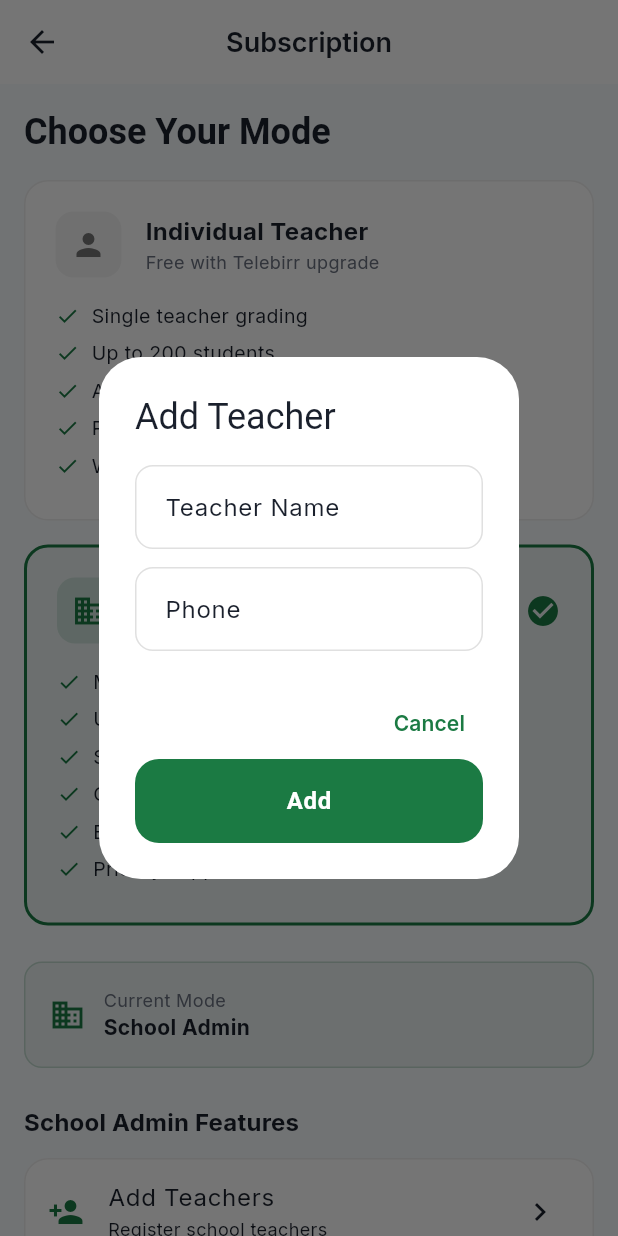
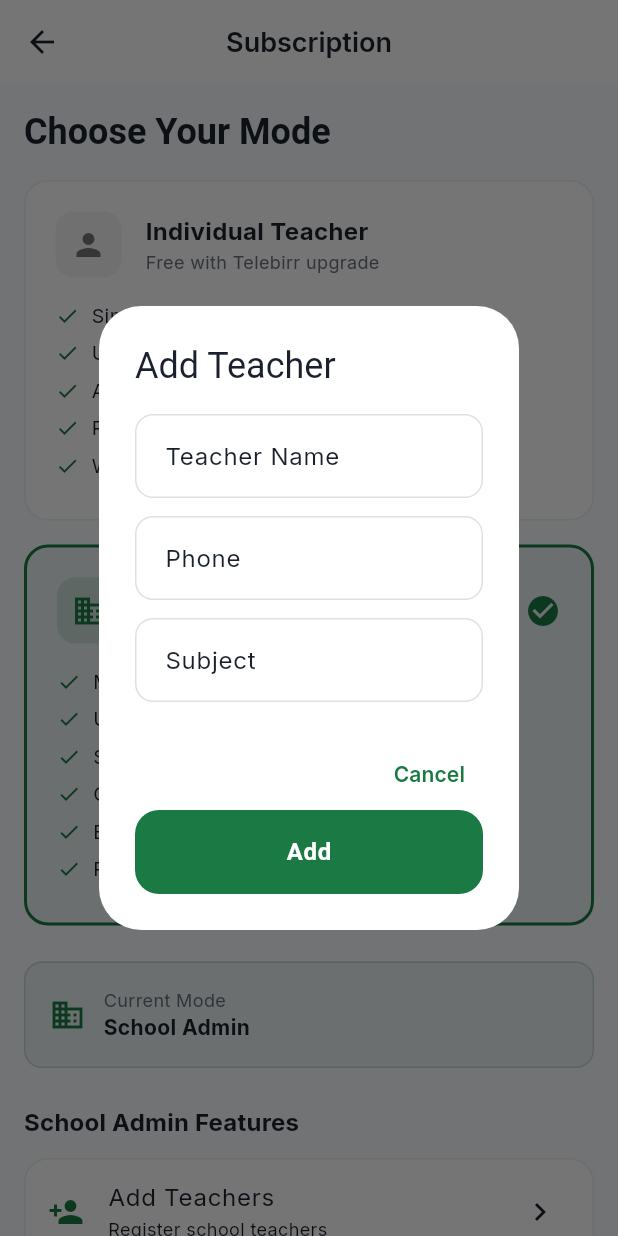
Before and after one commit to Mayademe1020/ethiograde, a Flutter app: the SubscriptionScreen screen opened by its route, after a tap on "School Admin", after a tap on "Add Teachers", on a phone screen of 412 x 824 dp. Run offline on Flutter 3.47's test engine with Material 3 defaults, Android fonts, the phone set to English and light mode, and no system bars; our stand-ins replace camera, file_picker, fl_chart, flutter_secure_storage, flutter_tts, google_fonts and 8 more; missing offline and left inert: excel, google_mlkit_text_recognition, record; accounts and stored records are empty.

Commit message:
[Data] Wire teacher management to Hive persistence (F15)
Teacher model + TeacherProvider with full CRUD, validation, and
bilingual UI. Replaces the TODO stub in SubscriptionScreen with
real add/list/delete flow backed by encrypted Hive storage.

- Teacher model: id, name, nameAmharic, phone, email, subject,
  isActive, createdAt, metadata
- TeacherProvider: Hive CRUD, Result type, search, toggle active
- ValidationService.validateTeacher(): name/phone/email checks
- New 'teachers' encrypted Hive box in main.dart
- SubscriptionScreen: real dialog + teacher list with delete
- 7 model tests + 12 validation tests added
- All strings bilingual (Amharic/English)

Refs: F15

```diff
--- a/lib/config/constants.dart
+++ b/lib/config/constants.dart
@@ -10,6 +10,7 @@ class AppConstants {
   static const String studentsBox = 'students';
   static const String assessmentsBox = 'assessments';
   static const String scanResultsBox = 'scan_results';
+  static const String teachersBox = 'teachers';
   static const String metadataBox = 'metadata';
 
   // Shared Pref Keys
--- /dev/null
+++ b/lib/models/teacher.dart
@@ -0,0 +1,80 @@
+import 'package:uuid/uuid.dart';
+
+/// A school teacher record, used in School Admin mode.
+///
+/// Persisted in the encrypted `teachers` Hive box.
+class Teacher {
+  final String id;
+  final String name;
+  final String nameAmharic;
+  final String phone;
+  final String email;
+  final String subject; // e.g. 'Math', 'English'
+  final bool isActive;
+  final DateTime createdAt;
+  final Map<String, dynamic> metadata;
+
+  Teacher({
+    String? id,
+    required this.name,
+    this.nameAmharic = '',
+    this.phone = '',
+    this.email = '',
+    this.subject = '',
+    this.isActive = true,
+    DateTime? createdAt,
+    this.metadata = const {},
+  })  : id = id ?? const Uuid().v4(),
+        createdAt = createdAt ?? DateTime.now();
+
+  String getDisplayName(String locale) {
+    if (locale == 'am' && nameAmharic.trim().isNotEmpty) {
+      return nameAmharic;
+    }
+    return name;
+  }
+
+  Map<String, dynamic> toMap() => {
+        'id': id,
+        'name': name,
+        'nameAmharic': nameAmharic,
+        'phone': phone,
+        'email': email,
+        'subject': subject,
+        'isActive': isActive,
+        'createdAt': createdAt.toIso8601String(),
+        'metadata': metadata,
+      };
+
+  factory Teacher.fromMap(Map<String, dynamic> map) => Teacher(
+        id: map['id'] ?? '',
+        name: map['name'] ?? '',
+        nameAmharic: map['nameAmharic'] ?? '',
+        phone: map['phone'] ?? '',
+        email: map['email'] ?? '',
+        subject: map['subject'] ?? '',
+        isActive: map['isActive'] ?? true,
+        createdAt: DateTime.tryParse(map['createdAt'] ?? '') ?? DateTime.now(),
+        metadata: Map<String, dynamic>.from(map['metadata'] ?? {}),
+      );
+
+  Teacher copyWith({
+    String? name,
+    String? nameAmharic,
+    String? phone,
+    String? email,
+    String? subject,
+    bool? isActive,
+  }) =>
+      Teacher(
+        id: id,
+        name: name ?? this.name,
+        nameAmharic: nameAmharic ?? this.nameAmharic,
+        phone: phone ?? this.phone,
+        email: email ?? this.email,
+        subject: subject ?? this.subject,
+        isActive: isActive ?? this.isActive,
+        createdAt: createdAt,
+        metadata: metadata,
+      );
+}
--- a/lib/screens/subscription/subscription_screen.dart
+++ b/lib/screens/subscription/subscription_screen.dart
@@ -3,6 +3,8 @@ import 'package:provider/provider.dart';
 import '../../config/theme.dart';
 import '../../services/locale_provider.dart';
 import '../../services/settings_provider.dart';
+import '../../services/teacher_provider.dart';
+import '../../models/teacher.dart';
 
 class SubscriptionScreen extends StatelessWidget {
   const SubscriptionScreen({super.key});
@@ -162,6 +164,10 @@ class SubscriptionScreen extends StatelessWidget {
                 subtitle: isAm ? 'በቴሌብር ይክፈሉ' : 'Pay with Telebirr',
                 onTap: () => _showPaymentInfo(context, isAm),
               ),
+
+              // Teacher list
+              const SizedBox(height: 16),
+              _TeacherListSection(isAm: isAm),
             ],
 
             // Individual features
@@ -191,12 +197,14 @@ class SubscriptionScreen extends StatelessWidget {
   void _showAddTeacherDialog(BuildContext context, bool isAm) {
     final nameCtrl = TextEditingController();
     final phoneCtrl = TextEditingController();
+    final subjectCtrl = TextEditingController();
 
     showDialog(
       context: context,
       builder: (c) => AlertDialog(
         title: Text(isAm ? 'መምህር ጨምር' : 'Add Teacher'),
-        content: Column(
+        content: SingleChildScrollView(
+          child: Column(
             mainAxisSize: MainAxisSize.min,
             children: [
               TextField(
@@ -213,27 +221,63 @@ class SubscriptionScreen extends StatelessWidget {
                 ),
                 keyboardType: TextInputType.phone,
               ),
+              const SizedBox(height: 12),
+              TextField(
+                controller: subjectCtrl,
+                decoration: InputDecoration(
+                  labelText: isAm ? 'ትምህርት አይነት' : 'Subject',
+                ),
+              ),
             ],
+          ),
         ),
         actions: [
           TextButton(
             onPressed: () {
               nameCtrl.dispose();
               phoneCtrl.dispose();
+              subjectCtrl.dispose();
               Navigator.pop(c);
             },
             child: Text(isAm ? 'ሰርዝ' : 'Cancel'),
           ),
           ElevatedButton(
-            onPressed: () {
-              // TODO: Add teacher to school
-              nameCtrl.dispose();
-              phoneCtrl.dispose();
-              Navigator.pop(c);
+            onPressed: () async {
+              final name = nameCtrl.text.trim();
+              if (name.isEmpty) {
                 ScaffoldMessenger.of(context).showSnackBar(
                   SnackBar(
                     content: Text(
-                    isAm ? 'መምህር ተመዝግቧል' : 'Teacher added',
+                      isAm ? 'ስም ያስፈልጋል' : 'Name is required',
+                    ),
+                  ),
+                );
+                return;
+              }
+
+              final teacher = Teacher(
+                name: name,
+                phone: phoneCtrl.text.trim(),
+                subject: subjectCtrl.text.trim(),
+              );
+
+              final provider =
+                  Provider.of<TeacherProvider>(context, listen: false);
+              final result = await provider.addTeacher(teacher);
+
+              nameCtrl.dispose();
+              phoneCtrl.dispose();
+              subjectCtrl.dispose();
+              Navigator.pop(c);
+
+              ScaffoldMessenger.of(context).showSnackBar(
+                SnackBar(
+                  content: Text(
+                    result.success
+                        ? (isAm ? 'መምህር ተመዝግቧል' : 'Teacher added')
+                        : (isAm
+                            ? 'ስህተት: ${result.error}'
+                            : 'Error: ${result.error}'),
                   ),
                 ),
               );
@@ -426,3 +470,113 @@ class _AdminTile extends StatelessWidget {
     );
   }
 }
+
+class _TeacherListSection extends StatelessWidget {
+  final bool isAm;
+  const _TeacherListSection({required this.isAm});
+
+  @override
+  Widget build(BuildContext context) {
+    final teachers = context.watch<TeacherProvider>().teachers;
+
+    return Column(
+      crossAxisAlignment: CrossAxisAlignment.start,
+      children: [
+        Text(
+          isAm ? 'የተመዘገቡ መምህራን' : 'Registered Teachers',
+          style: Theme.of(context).textTheme.titleMedium?.copyWith(
+                fontWeight: FontWeight.bold,
+              ),
+        ),
+        const SizedBox(height: 8),
+        if (teachers.isEmpty)
+          Container(
+            padding: const EdgeInsets.all(24),
+            decoration: BoxDecoration(
+              color: Colors.grey.shade50,
+              borderRadius: BorderRadius.circular(12),
+              border: Border.all(color: Colors.grey.shade200),
+            ),
+            child: Center(
+              child: Text(
+                isAm
+                    ? 'ምንም መምህር ገና ተመዝግቧል የለም'
+                    : 'No teachers registered yet',
+                style: TextStyle(color: AppTheme.lightText),
+              ),
+            ),
+          )
+        else
+          ...teachers.map((teacher) => Card(
+                margin: const EdgeInsets.only(bottom: 8),
+                child: ListTile(
+                  leading: CircleAvatar(
+                    backgroundColor:
+                        AppTheme.primaryGreen.withOpacity(0.1),
+                    child: Text(
+                      teacher.name.isNotEmpty
+                          ? teacher.name[0].toUpperCase()
+                          : '?',
+                      style: const TextStyle(
+                        color: AppTheme.primaryGreen,
+                        fontWeight: FontWeight.bold,
+                      ),
+                    ),
+                  ),
+                  title: Text(
+                    isAm && teacher.nameAmharic.isNotEmpty
+                        ? teacher.nameAmharic
+                        : teacher.name,
+                  ),
+                  subtitle: Text(
+                    [
+                      if (teacher.subject.isNotEmpty) teacher.subject,
+                      if (teacher.phone.isNotEmpty) teacher.phone,
+                    ].join(' · '),
+                    style: const TextStyle(fontSize: 12),
+                  ),
+                  trailing: IconButton(
+                    icon: Icon(
+                      Icons.delete_outline,
+                      color: AppTheme.primaryRed.withOpacity(0.7),
+                    ),
+                    onPressed: () =>
+                        _confirmDelete(context, teacher, isAm),
+                  ),
+                ),
+              )),
+      ],
+    );
+  }
+
+  void _confirmDelete(BuildContext context, Teacher teacher, bool isAm) {
+    showDialog(
+      context: context,
+      builder: (c) => AlertDialog(
+        title: Text(isAm ? 'መምህር ሰርዝ' : 'Delete Teacher'),
+        content: Text(
+          isAm
+              ? '"${teacher.name}" ለመሰረዝ እርግጠኛ ነዎት?'
+              : 'Remove "${teacher.name}" from the school?',
+        ),
+        actions: [
+          TextButton(
+            onPressed: () => Navigator.pop(c),
+            child: Text(isAm ? 'ሰርዝ' : 'Cancel'),
+          ),
+          ElevatedButton(
+            style: ElevatedButton.styleFrom(
+              backgroundColor: AppTheme.primaryRed,
+            ),
+            onPressed: () async {
+              await Provider.of<TeacherProvider>(context, listen: false)
+                  .deleteTeacher(teacher.id);
+              Navigator.pop(c);
+            },
+            child: Text(isAm ? 'አዎ ሰርዝ' : 'Yes, Delete'),
+          ),
+        ],
+      ),
+    );
+  }
+}
--- /dev/null
+++ b/lib/services/teacher_provider.dart
@@ -0,0 +1,222 @@
+import 'package:flutter/foundation.dart';
+import 'package:hive_flutter/hive_flutter.dart';
+import 'package:uuid/uuid.dart';
+
+import '../models/teacher.dart';
+import '../config/constants.dart';
+import 'validation_service.dart';
+
+/// Operation result — never throws, always returns a status.
+class Result<T> {
+  final bool success;
+  final T? data;
+  final String? error;
+
+  const Result.success(this.data)
+      : success = true,
+        error = null;
+  const Result.failure(this.error)
+      : success = false,
+        data = null;
+}
+
+/// Manages teacher persistence against the encrypted Hive `teachers` box.
+///
+/// All operations are wrapped in try/catch — persistence errors never
+/// crash the app.  Callers check [Result.success].
+class TeacherProvider extends ChangeNotifier {
+  static const _uuid = Uuid();
+  static const _validator = ValidationService();
+
+  List<Teacher> _teachers = [];
+  bool _isLoading = false;
+
+  List<Teacher> get teachers => List.unmodifiable(_teachers);
+  bool get isLoading => _isLoading;
+  int get teacherCount => _teachers.length;
+  List<Teacher> get activeTeachers =>
+      _teachers.where((t) => t.isActive).toList();
+
+  TeacherProvider() {
+    loadTeachers();
+  }
+
+  // ── Load ──────────────────────────────────────────────────────────
+
+  Future<void> loadTeachers() async {
+    _isLoading = true;
+    notifyListeners();
+
+    try {
+      final box = Hive.box(AppConstants.teachersBox);
+      _teachers = box.values
+          .map((data) => Teacher.fromMap(Map<String, dynamic>.from(data)))
+          .toList()
+        ..sort((a, b) =>
+            a.name.toLowerCase().compareTo(b.name.toLowerCase()));
+    } catch (e, st) {
+      debugPrint('[TeacherProvider] loadTeachers failed: $e');
+      _teachers = [];
+    }
+
+    _isLoading = false;
+    notifyListeners();
+  }
+
+  // ── Add ───────────────────────────────────────────────────────────
+
+  Future<Result<Teacher>> addTeacher(Teacher teacher) async {
+    final validation = _validator.validateTeacher(teacher);
+    if (!validation.isValid) {
+      return Result.failure(validation.errors.join('; '));
+    }
+
+    final withId = teacher.id.isEmpty
+        ? Teacher(
+            id: _uuid.v4(),
+            name: teacher.name,
+            nameAmharic: teacher.nameAmharic,
+            phone: teacher.phone,
+            email: teacher.email,
+            subject: teacher.subject,
+            isActive: teacher.isActive,
+            createdAt: teacher.createdAt,
+            metadata: teacher.metadata,
+          )
+        : teacher;
+
+    final box = Hive.box(AppConstants.teachersBox);
+    if (box.containsKey(withId.id)) {
+      return Result.failure('Teacher with ID ${withId.id} already exists');
+    }
+
+    try {
+      await box.put(withId.id, withId.toMap());
+    } catch (e, st) {
+      debugPrint('[TeacherProvider] addTeacher Hive write failed: $e');
+      return Result.failure('Failed to save teacher');
+    }
+
+    _teachers.add(withId);
+    _teachers.sort(
+        (a, b) => a.name.toLowerCase().compareTo(b.name.toLowerCase()));
+    notifyListeners();
+    return Result.success(withId);
+  }
+
+  // ── Update ────────────────────────────────────────────────────────
+
+  Future<Result<Teacher>> updateTeacher(Teacher teacher) async {
+    final validation = _validator.validateTeacher(teacher);
+    if (!validation.isValid) {
+      return Result.failure(validation.errors.join('; '));
+    }
+
+    final box = Hive.box(AppConstants.teachersBox);
+    if (!box.containsKey(teacher.id)) {
+      return Result.failure('Teacher ${teacher.id} not found');
+    }
+
+    try {
+      await box.put(teacher.id, teacher.toMap());
+    } catch (e, st) {
+      debugPrint('[TeacherProvider] updateTeacher Hive write failed: $e');
+      return Result.failure('Failed to update teacher');
+    }
+
+    final index = _teachers.indexWhere((t) => t.id == teacher.id);
+    if (index >= 0) {
+      _teachers[index] = teacher;
+    }
+    notifyListeners();
+    return Result.success(teacher);
+  }
+
+  // ── Delete ────────────────────────────────────────────────────────
+
+  Future<Result<void>> deleteTeacher(String teacherId) async {
+    final box = Hive.box(AppConstants.teachersBox);
+    if (!box.containsKey(teacherId)) {
+      return Result.failure('Teacher $teacherId not found');
+    }
+
+    try {
+      await box.delete(teacherId);
+    } catch (e, st) {
+      debugPrint('[TeacherProvider] deleteTeacher Hive delete failed: $e');
+      return Result.failure('Failed to delete teacher');
+    }
+
+    _teachers.removeWhere((t) => t.id == teacherId);
+    notifyListeners();
+    return Result.success(null);
+  }
+
+  // ── Toggle active ─────────────────────────────────────────────────
+
+  Future<Result<Teacher>> toggleActive(String teacherId) async {
+    final teacher = getTeacherById(teacherId);
+    if (teacher == null) {
+      return Result.failure('Teacher $teacherId not found');
+    }
+    return updateTeacher(teacher.copyWith(isActive: !teacher.isActive));
+  }
+
+  // ── Queries ───────────────────────────────────────────────────────
+
+  Teacher? getTeacherById(String id) {
+    try {
+      return _teachers.firstWhere((t) => t.id == id);
+    } catch (_) {
+      return null;
+    }
+  }
+
+  List<Teacher> searchTeachers(String query) {
+    if (query.trim().isEmpty) return List.unmodifiable(_teachers);
+    final q = query.toLowerCase();
+    return _teachers
+        .where((t) =>
+            t.name.toLowerCase().contains(q) ||
+            t.nameAmharic.contains(query) ||
+            t.phone.contains(q) ||
+            t.subject.toLowerCase().contains(q))
+        .toList();
+  }
+
+  List<Teacher> getTeachersBySubject(String subject) {
+    return _teachers
+        .where((t) => t.subject.toLowerCase() == subject.toLowerCase())
+        .toList();
+  }
+
+  List<String> get subjects =>
+      _teachers.map((t) => t.subject).where((s) => s.isNotEmpty).toSet().toList()
+        ..sort();
+
+  // ── Bulk ──────────────────────────────────────────────────────────
+
+  Future<Result<int>> addTeachers(List<Teacher> teachers) async {
+    int added = 0;
+    for (final t in teachers) {
+      final result = await addTeacher(t);
+      if (result.success) added++;
+    }
+    return added > 0
+        ? Result.success(added)
+        : Result.failure('No teachers were added');
+  }
+
+  // ── Clear ─────────────────────────────────────────────────────────
+
+  Future<void> clearAll() async {
+    try {
+      final box = Hive.box(AppConstants.teachersBox);
+      await box.clear();
+    } catch (e, st) {
+      debugPrint('[TeacherProvider] clearAll failed: $e');
+    }
+    _teachers.clear();
+    notifyListeners();
+  }
+}
```
Also changed, not shown: lib/main.dart (+11 -1 lines), lib/services/validation_service.dart (+36 -0 lines), 4 other files. Lines whose indentation alone changed are shown as unchanged.
